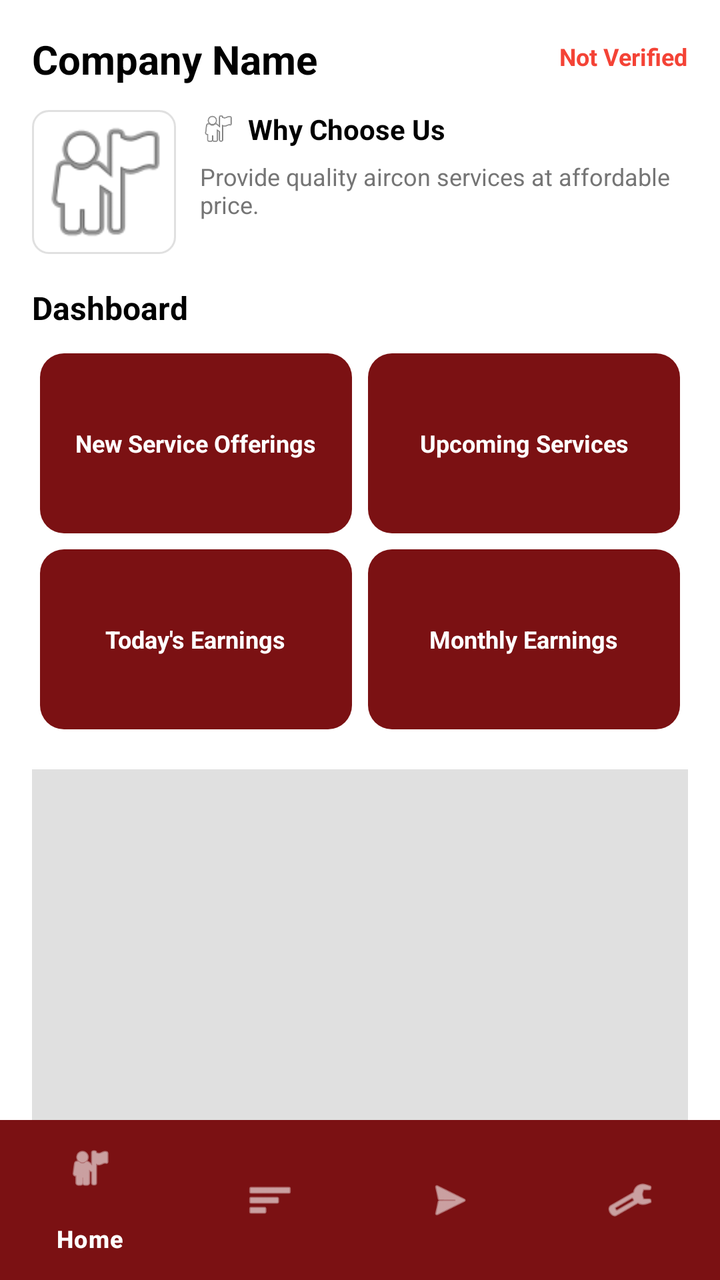
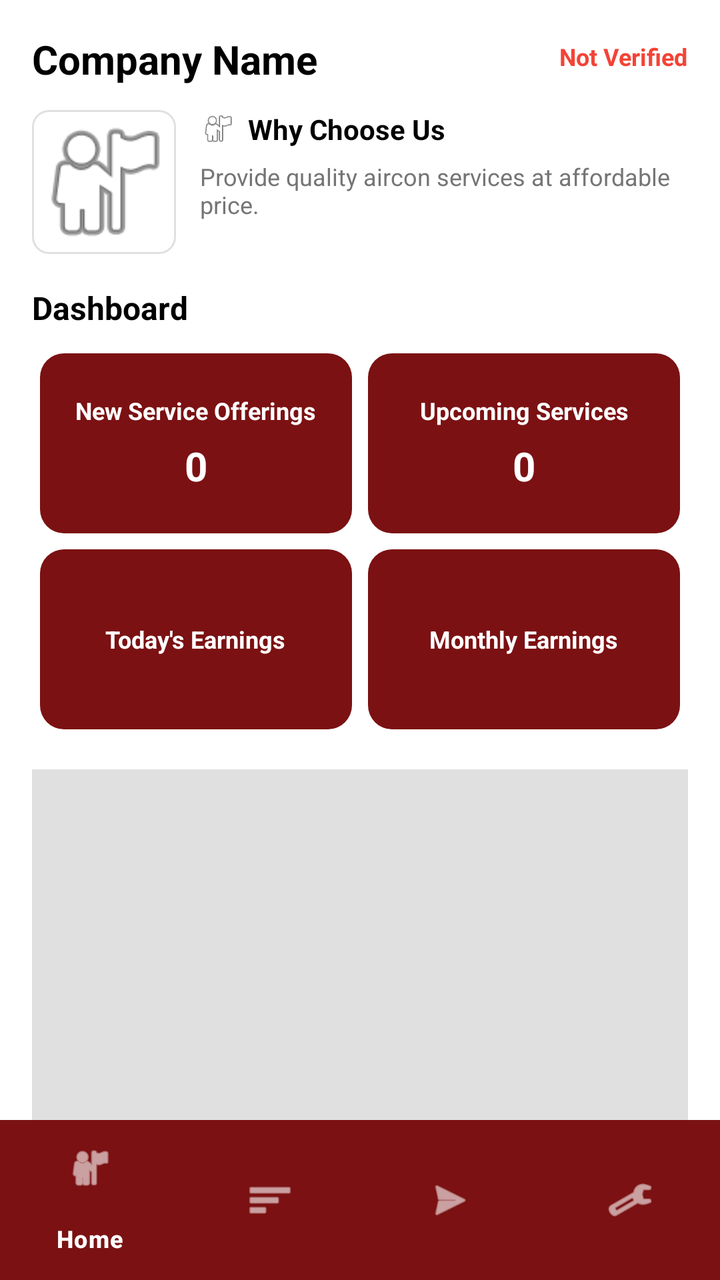

Before-and-after screenshots of an Android layout around one commit, followed by the original layout XML and the change that was made.
<!-- AndroidManifest.xml: application theme Theme.FixItFinderApp -->
<!-- res/layout/activity_provider_homepage.xml -->
<?xml version="1.0" encoding="utf-8"?>
<androidx.coordinatorlayout.widget.CoordinatorLayout
    xmlns:android="http://schemas.android.com/apk/res/android"
    xmlns:app="http://schemas.android.com/apk/res-auto"
    android:layout_width="match_parent"
    android:layout_height="match_parent"
    android:background="@color/white">

    <androidx.core.widget.NestedScrollView
        android:layout_width="match_parent"
        android:layout_height="match_parent"
        android:fillViewport="true">

        <androidx.constraintlayout.widget.ConstraintLayout
            android:layout_width="match_parent"
            android:layout_height="wrap_content">

            <TextView
                android:id="@+id/tvCompanyName"
                android:layout_width="0dp"
                android:layout_height="wrap_content"
                android:text="Company Name"
                android:textSize="20sp"
                android:textStyle="bold"
                android:textColor="@android:color/black"
                android:layout_marginTop="16dp"
                android:layout_marginStart="16dp"
                android:layout_marginEnd="16dp"
                app:layout_constraintTop_toTopOf="parent"
                app:layout_constraintStart_toStartOf="parent"
                app:layout_constraintEnd_toStartOf="@+id/tvVerifiedStatus" />

            <TextView
                android:id="@+id/tvVerifiedStatus"
                android:layout_width="wrap_content"
                android:layout_height="wrap_content"
                android:text="Not Verified"
                android:textSize="12sp"
                android:textStyle="bold"
                android:textColor="#F44336"
                android:layout_marginTop="20dp"
                android:layout_marginEnd="16dp"
                app:layout_constraintTop_toTopOf="parent"
                app:layout_constraintEnd_toEndOf="parent" />

            <LinearLayout
                android:id="@+id/layoutProfileRow"
                android:layout_width="0dp"
                android:layout_height="wrap_content"
                android:orientation="horizontal"
                android:layout_marginTop="12dp"
                android:layout_marginStart="16dp"
                android:layout_marginEnd="16dp"
                app:layout_constraintTop_toBottomOf="@+id/tvCompanyName"
                app:layout_constraintStart_toStartOf="parent"
                app:layout_constraintEnd_toEndOf="parent">

                <ImageView
                    android:id="@+id/ivCompanyLogo"
                    android:layout_width="72dp"
                    android:layout_height="72dp"
                    android:src="@android:drawable/ic_menu_myplaces"
                    android:scaleType="centerCrop"
                    android:background="@drawable/bg_service_card"
                    android:contentDescription="Company Logo"
                    android:layout_marginEnd="12dp" />

                <LinearLayout
                    android:layout_width="0dp"
                    android:layout_height="wrap_content"
                    android:layout_weight="1"
                    android:orientation="vertical">

                    <LinearLayout
                        android:layout_width="wrap_content"
                        android:layout_height="wrap_content"
                        android:orientation="horizontal"
                        android:gravity="center_vertical">

                        <ImageView
                            android:id="@+id/ivWhyLogo"
                            android:layout_width="18dp"
                            android:layout_height="18dp"
                            android:src="@android:drawable/ic_menu_myplaces"
                            android:contentDescription="Why Choose Us Logo"
                            android:layout_marginEnd="6dp" />

                        <TextView
                            android:id="@+id/tvWhyChooseUs"
                            android:layout_width="wrap_content"
                            android:layout_height="wrap_content"
                            android:text="Why Choose Us"
                            android:textStyle="bold"
                            android:textSize="14sp"
                            android:textColor="@android:color/black" />
                    </LinearLayout>

                    <TextView
                        android:id="@+id/tvWhyReason"
                        android:layout_width="match_parent"
                        android:layout_height="wrap_content"
                        android:text="Provide quality aircon services at affordable price."
                        android:textSize="12sp"
                        android:textColor="#757575"
                        android:layout_marginTop="6dp" />
                </LinearLayout>
            </LinearLayout>

            <TextView
                android:id="@+id/tvDashboardTitle"
                android:layout_width="wrap_content"
                android:layout_height="wrap_content"
                android:text="Dashboard"
                android:textSize="16sp"
                android:textStyle="bold"
                android:textColor="@android:color/black"
                android:layout_marginTop="16dp"
                android:layout_marginStart="16dp"
                app:layout_constraintTop_toBottomOf="@+id/layoutProfileRow"
                app:layout_constraintStart_toStartOf="parent" />

            <GridLayout
                android:id="@+id/gridDashboard"
                android:layout_width="0dp"
                android:layout_height="wrap_content"
                android:layout_marginTop="8dp"
                android:layout_marginStart="16dp"
                android:layout_marginEnd="16dp"
                android:columnCount="2"
                android:alignmentMode="alignMargins"
                android:useDefaultMargins="true"
                app:layout_constraintTop_toBottomOf="@+id/tvDashboardTitle"
                app:layout_constraintStart_toStartOf="parent"
                app:layout_constraintEnd_toEndOf="parent">

                <LinearLayout
                    android:id="@+id/cardNewServices"
                    android:layout_width="0dp"
                    android:layout_height="90dp"
                    android:layout_columnWeight="1"
                    android:orientation="vertical"
                    android:gravity="center"
                    android:background="@drawable/bg_dashboard_box_red"
                    android:clickable="true"
                    android:focusable="true"
                    android:padding="12dp">

                    <TextView
                        android:layout_width="wrap_content"
                        android:layout_height="wrap_content"
                        android:text="New Service Offerings"
                        android:textSize="12sp"
                        android:textColor="@color/white"
                        android:textStyle="bold"
                        android:gravity="center" />
                </LinearLayout>

                <LinearLayout
                    android:id="@+id/cardUpcomingServices"
                    android:layout_width="0dp"
                    android:layout_height="90dp"
                    android:layout_columnWeight="1"
                    android:orientation="vertical"
                    android:gravity="center"
                    android:background="@drawable/bg_dashboard_box_red"
                    android:clickable="true"
                    android:focusable="true"
                    android:padding="12dp">

                    <TextView
                        android:layout_width="wrap_content"
                        android:layout_height="wrap_content"
                        android:text="Upcoming Services"
                        android:textSize="12sp"
                        android:textColor="@color/white"
                        android:textStyle="bold"
                        android:gravity="center" />
                </LinearLayout>

                <LinearLayout
                    android:id="@+id/cardTodayEarnings"
                    android:layout_width="0dp"
                    android:layout_height="90dp"
                    android:layout_columnWeight="1"
                    android:orientation="vertical"
                    android:gravity="center"
                    android:background="@drawable/bg_dashboard_box_red"
                    android:clickable="true"
                    android:focusable="true"
                    android:padding="12dp">

                    <TextView
                        android:layout_width="wrap_content"
                        android:layout_height="wrap_content"
                        android:text="Today's Earnings"
                        android:textSize="12sp"
                        android:textColor="@color/white"
                        android:textStyle="bold"
                        android:gravity="center" />
                </LinearLayout>

                <LinearLayout
                    android:id="@+id/cardMonthlyEarnings"
                    android:layout_width="0dp"
                    android:layout_height="90dp"
                    android:layout_columnWeight="1"
                    android:orientation="vertical"
                    android:gravity="center"
                    android:background="@drawable/bg_dashboard_box_red"
                    android:clickable="true"
                    android:focusable="true"
                    android:padding="12dp">

                    <TextView
                        android:layout_width="wrap_content"
                        android:layout_height="wrap_content"
                        android:text="Monthly Earnings"
                        android:textSize="12sp"
                        android:textColor="@color/white"
                        android:textStyle="bold"
                        android:gravity="center" />
                </LinearLayout>
            </GridLayout>

            
            <ImageView
                android:id="@+id/ivMap"
                android:layout_width="match_parent"
                android:layout_height="200dp"
                android:scaleType="centerCrop"
                android:background="#E0E0E0"
                android:contentDescription="Location Map"
                android:layout_marginTop="16dp"
                android:layout_marginStart="16dp"
                android:layout_marginEnd="16dp"
                app:layout_constraintTop_toBottomOf="@+id/gridDashboard"
                app:layout_constraintStart_toStartOf="parent"
                app:layout_constraintEnd_toEndOf="parent" />

            <TextView
                android:id="@+id/tvLocation"
                android:layout_width="wrap_content"
                android:layout_height="wrap_content"
                android:text="Quiapo, Manila"
                android:textSize="14sp"
                android:textColor="@color/color_primary"
                android:textStyle="bold"
                android:drawableStart="@android:drawable/ic_menu_mylocation"
                android:drawablePadding="8dp"
                android:gravity="center_vertical"
                android:layout_marginTop="8dp"
                app:layout_constraintTop_toBottomOf="@+id/ivMap"
                app:layout_constraintStart_toStartOf="@+id/ivMap"
                app:layout_constraintEnd_toEndOf="@+id/ivMap" />

            
            <TextView
                android:id="@+id/tvStatsTitle"
                android:layout_width="wrap_content"
                android:layout_height="wrap_content"
                android:text="Booking Statistics"
                android:textSize="18sp"
                android:textStyle="bold"
                android:textColor="@android:color/black"
                android:layout_marginStart="16dp"
                android:layout_marginTop="24dp"
                app:layout_constraintTop_toBottomOf="@+id/tvLocation"
                app:layout_constraintStart_toStartOf="parent" />

            <LinearLayout
                android:id="@+id/layoutStats"
                android:layout_width="match_parent"
                android:layout_height="wrap_content"
                android:orientation="horizontal"
                android:padding="16dp"
                android:layout_marginTop="8dp"
                app:layout_constraintTop_toBottomOf="@+id/tvStatsTitle"
                app:layout_constraintStart_toStartOf="parent"
                app:layout_constraintEnd_toEndOf="parent">

                <LinearLayout
                    android:id="@+id/boxTotalBookings"
                    android:layout_width="0dp"
                    android:layout_height="wrap_content"
                    android:layout_weight="1"
                    android:orientation="vertical"
                    android:background="@drawable/bg_box_outline_black"
                    android:padding="16dp"
                    android:layout_marginEnd="8dp"
                    android:gravity="center">

                    <TextView
                        android:layout_width="wrap_content"
                        android:layout_height="wrap_content"
                        android:text="Total Bookings"
                        android:textSize="14sp"
                        android:textColor="#757575" />

                    <TextView
                        android:id="@+id/tvTotalBookings"
                        android:layout_width="wrap_content"
                        android:layout_height="wrap_content"
                        android:text="0"
                        android:textSize="24sp"
                        android:textStyle="bold"
                        android:textColor="@android:color/black"
                        android:layout_marginTop="8dp" />
                </LinearLayout>

                <LinearLayout
                    android:id="@+id/boxAvgResponse"
                    android:layout_width="0dp"
                    android:layout_height="wrap_content"
                    android:layout_weight="1"
                    android:orientation="vertical"
                    android:background="@drawable/bg_box_outline_black"
                    android:padding="16dp"
                    android:layout_marginStart="8dp"
                    android:gravity="center">

                    <TextView
                        android:layout_width="wrap_content"
                        android:layout_height="wrap_content"
                        android:text="Avg. Response Time"
                        android:textSize="14sp"
                        android:textColor="#757575" />

                    <TextView
                        android:id="@+id/tvAvgResponseTime"
                        android:layout_width="wrap_content"
                        android:layout_height="wrap_content"
                        android:text="N/A"
                        android:textSize="24sp"
                        android:textStyle="bold"
                        android:textColor="@android:color/black"
                        android:layout_marginTop="8dp" />
                </LinearLayout>
            </LinearLayout>

            
            <TextView
                android:id="@+id/tvServiceStatusTitle"
                android:layout_width="wrap_content"
                android:layout_height="wrap_content"
                android:text="Service Status"
                android:textSize="18sp"
                android:textStyle="bold"
                android:textColor="@android:color/black"
                android:layout_marginStart="16dp"
                android:layout_marginTop="24dp"
                app:layout_constraintTop_toBottomOf="@+id/layoutStats"
                app:layout_constraintStart_toStartOf="parent" />

            <Button
                android:id="@+id/btnServiceStatus"
                android:layout_width="wrap_content"
                android:layout_height="wrap_content"
                android:text="ACTIVE"
                android:textColor="@color/white"
                android:backgroundTint="@color/color_primary"
                android:padding="12dp"
                android:layout_marginStart="16dp"
                android:layout_marginTop="8dp"
                app:layout_constraintTop_toBottomOf="@+id/tvServiceStatusTitle"
                app:layout_constraintStart_toStartOf="parent" />

            
            <TextView
                android:id="@+id/tvServicesTitle"
                android:layout_width="wrap_content"
                android:layout_height="wrap_content"
                android:text="My Services"
                android:textSize="18sp"
                android:textStyle="bold"
                android:textColor="@android:color/black"
                android:layout_marginStart="16dp"
                android:layout_marginTop="24dp"
                app:layout_constraintTop_toBottomOf="@+id/btnServiceStatus"
                app:layout_constraintStart_toStartOf="parent" />

            <Button
                android:id="@+id/btnEditServices"
                android:layout_width="wrap_content"
                android:layout_height="wrap_content"
                android:text="Add/Edit Services"
                android:textColor="@color/color_primary"
                android:background="@drawable/button_outline_red"
                android:padding="8dp"
                android:layout_marginEnd="16dp"
                android:layout_marginTop="20dp"
                app:layout_constraintTop_toBottomOf="@+id/btnServiceStatus"
                app:layout_constraintEnd_toEndOf="parent" />

            <androidx.recyclerview.widget.RecyclerView
                android:id="@+id/recyclerViewServices"
                android:layout_width="match_parent"
                android:layout_height="wrap_content"
                android:orientation="horizontal"
                android:padding="16dp"
                android:clipToPadding="false"
                android:layout_marginTop="8dp"
                android:layout_marginBottom="80dp"
                app:layout_constraintTop_toBottomOf="@+id/tvServicesTitle"
                app:layout_constraintStart_toStartOf="parent"
                app:layout_constraintEnd_toEndOf="parent" />

        </androidx.constraintlayout.widget.ConstraintLayout>
    </androidx.core.widget.NestedScrollView>

    
    <com.google.android.material.bottomnavigation.BottomNavigationView
        android:id="@+id/bottomNavigation"
        android:layout_width="match_parent"
        android:layout_height="wrap_content"
        android:layout_gravity="bottom"
        android:background="@color/color_primary"
        app:itemTextColor="@color/white"
        app:itemIconTint="@color/white"
        app:menu="@menu/bottom_navigation"
        app:itemRippleColor="@color/white" />

</androidx.coordinatorlayout.widget.CoordinatorLayout>
<!-- resources referenced by this layout -->
<resources>
  <color name="color_primary">#7B1113</color>
  <color name="white">#FFFFFFFF</color>
  <!-- drawable bg_box_outline_black (drawable) -->
  <?xml version="1.0" encoding="utf-8"?>
  <shape xmlns:android="http://schemas.android.com/apk/res/android"
      android:shape="rectangle">
      <solid android:color="@android:color/transparent" />
      <stroke
          android:width="1dp"
          android:color="#000000" />
      <corners android:radius="12dp" />
  </shape>
  <!-- drawable bg_dashboard_box_red (drawable) -->
  <?xml version="1.0" encoding="utf-8"?>
  <shape xmlns:android="http://schemas.android.com/apk/res/android"
      android:shape="rectangle">
      <solid android:color="@color/color_primary" />
      <corners android:radius="12dp" />
  </shape>
  <!-- drawable bg_service_card (drawable) -->
  <?xml version="1.0" encoding="utf-8"?>
  <shape xmlns:android="http://schemas.android.com/apk/res/android"
      android:shape="rectangle">
      <solid android:color="@android:color/white" />
      <stroke
          android:width="1dp"
          android:color="#E0E0E0" />
      <corners android:radius="8dp" />
  </shape>
  <!-- drawable button_outline_red (drawable) -->
  <?xml version="1.0" encoding="utf-8"?>
  <shape xmlns:android="http://schemas.android.com/apk/res/android"
      android:shape="rectangle">
      <solid android:color="@android:color/transparent" />
      <stroke
          android:width="1dp"
          android:color="@color/color_primary" />
      <corners android:radius="8dp" />
      <padding
          android:left="16dp"
          android:top="8dp"
          android:right="16dp"
          android:bottom="8dp" />
  </shape>
  <style name="Theme.FixItFinderApp" parent="Base.Theme.FixItFinderApp" />
  <style name="Base.Theme.FixItFinderApp" parent="Theme.Material3.DayNight.NoActionBar">
          <item name="colorPrimary">@color/color_primary</item>
          <item name="colorSecondary">@color/color_secondary</item>
          <item name="colorSurface">@color/color_background</item>
          <item name="colorOnSurface">@color/color_text_dark</item>
          <item name="colorPrimaryContainer">@color/color_primary</item>
          <item name="colorOnPrimary">@color/color_background</item>
      </style>
  <color name="color_secondary">#825037</color>
  <color name="color_background">#FFFFFF</color>
  <color name="color_text_dark">#2C2C2C</color>
</resources>

<!-- the commit's change to res/layout/activity_provider_homepage.xml (unified diff, before → after) -->
@@ -146,12 +146,24 @@
                     android:padding="12dp">
 
                     <TextView
+                        android:id="@+id/tvNewServicesTitle"
                         android:layout_width="wrap_content"
                         android:layout_height="wrap_content"
                         android:text="New Service Offerings"
                         android:textSize="12sp"
                         android:textColor="@color/white"
                         android:textStyle="bold"
+                        android:gravity="center" />
+
+                    <TextView
+                        android:id="@+id/tvNewServicesCount"
+                        android:layout_width="wrap_content"
+                        android:layout_height="wrap_content"
+                        android:text="0"
+                        android:textSize="20sp"
+                        android:textColor="@color/white"
+                        android:textStyle="bold"
+                        android:layout_marginTop="6dp"
                         android:gravity="center" />
                 </LinearLayout>
 
@@ -168,12 +180,24 @@
                     android:padding="12dp">
 
                     <TextView
+                        android:id="@+id/tvUpcomingServicesTitle"
                         android:layout_width="wrap_content"
                         android:layout_height="wrap_content"
                         android:text="Upcoming Services"
                         android:textSize="12sp"
                         android:textColor="@color/white"
                         android:textStyle="bold"
+                        android:gravity="center" />
+
+                    <TextView
+                        android:id="@+id/tvUpcomingServicesCount"
+                        android:layout_width="wrap_content"
+                        android:layout_height="wrap_content"
+                        android:text="0"
+                        android:textSize="20sp"
+                        android:textColor="@color/white"
+                        android:textStyle="bold"
+                        android:layout_marginTop="6dp"
                         android:gravity="center" />
                 </LinearLayout>
 
